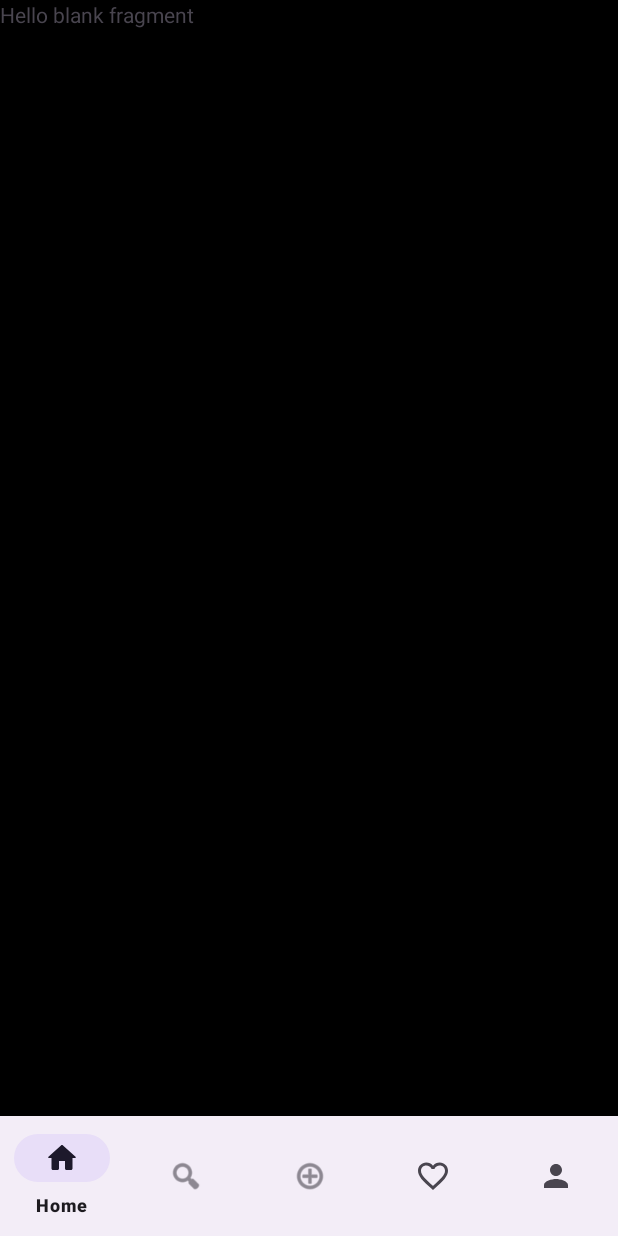
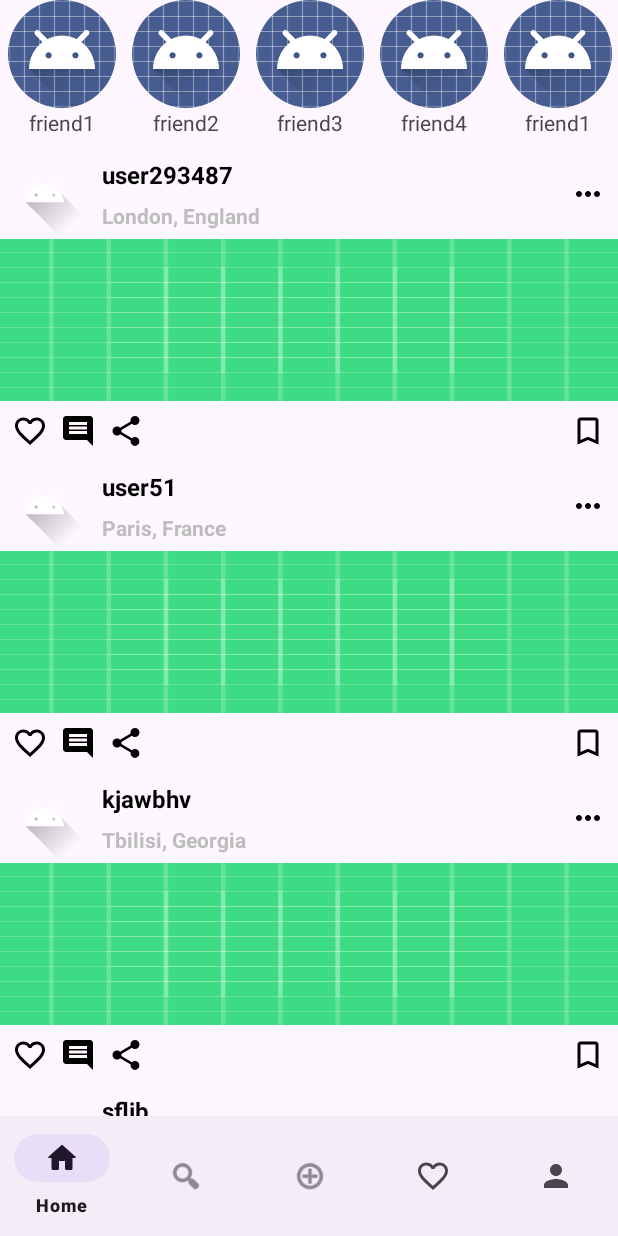
Before and after one commit to MikheilKhetsuriani19/mikheilis_aplikacia, an Android app: the screen it shows after launch (MainActivity), on a phone screen of 412 x 824 dp. Run offline under Robolectric (Android 15) with nearby library versions, the phone set to English and light mode, and no system bars; Roboto replaces fonts that are not available here.

Commit message:
homePostsFragment added with 2 recyclerViews (stories, posts)

```diff
--- a/app/src/main/java/com/example/mobileapplication11/profile/adapters/HighlightsAdapter.kt
+++ b/app/src/main/java/com/example/mobileapplication11/adapters/HighlightsAdapter.kt
@@ -1,4 +1,4 @@
-package com.example.mobileapplication11.profile.adapters
+package com.example.mobileapplication11.adapters
 
 import android.view.LayoutInflater
 import android.view.View
@@ -8,6 +8,7 @@ import androidx.recyclerview.widget.ListAdapter
 import androidx.recyclerview.widget.RecyclerView
 import com.example.mobileapplication11.R
 import com.example.mobileapplication11.databinding.ItemStoryBinding
+import com.example.mobileapplication11.models.Highlights
 
 class HighlightsAdapter : ListAdapter<Highlights, HighlightsAdapter.Holder>(Comparator()) {
 
--- /dev/null
+++ b/app/src/main/java/com/example/mobileapplication11/adapters/PostsAdapter.kt
@@ -0,0 +1,42 @@
+package com.example.mobileapplication11.adapters
+
+import android.view.LayoutInflater
+import android.view.View
+import android.view.ViewGroup
+import androidx.recyclerview.widget.DiffUtil
+import androidx.recyclerview.widget.ListAdapter
+import androidx.recyclerview.widget.RecyclerView
+import com.example.mobileapplication11.R
+import com.example.mobileapplication11.databinding.ItemPostBinding
+import com.example.mobileapplication11.models.Post
+
+class PostsAdapter : ListAdapter<Post, PostsAdapter.Holder>(Comparator()) {
+    class Holder(view: View): RecyclerView.ViewHolder(view){
+        val binding = ItemPostBinding.bind(view)
+        fun bind(item: Post) = with(binding){
+            tvUserName.text = item.userName
+            tvLocation.text = item.location
+        }
+    }
+
+    class Comparator: DiffUtil.ItemCallback<Post>(){
+        override fun areItemsTheSame(oldItem: Post, newItem: Post): Boolean {
+            return oldItem == newItem
+        }
+
+        override fun areContentsTheSame(oldItem: Post, newItem: Post): Boolean {
+            return oldItem == newItem
+        }
+
+    }
+
+    override fun onCreateViewHolder(parent: ViewGroup, viewType: Int): Holder {
+        val view = LayoutInflater.from(parent.context)
+            .inflate(R.layout.item_post,parent,false)
+        return Holder(view)
+    }
+
+    override fun onBindViewHolder(holder: Holder, position: Int) {
+        holder.bind(getItem(position))
+    }
+}
--- a/app/src/main/java/com/example/mobileapplication11/profile/adapters/ViewPagerAdapter.kt
+++ b/app/src/main/java/com/example/mobileapplication11/adapters/ViewPagerAdapter.kt
@@ -1,4 +1,4 @@
-package com.example.mobileapplication11.profile.adapters
+package com.example.mobileapplication11.adapters
 
 import androidx.fragment.app.Fragment
 import androidx.fragment.app.FragmentActivity
--- a/app/src/main/java/com/example/mobileapplication11/fragments/MainFragment.kt
+++ b/app/src/main/java/com/example/mobileapplication11/fragments/MainFragment.kt
@@ -9,6 +9,7 @@ import android.widget.Toast
 import com.example.mobileapplication11.R
 import com.example.mobileapplication11.databinding.FragmentMainBinding
 import com.example.mobileapplication11.home.HomeFragment
+import com.example.mobileapplication11.home.homePosts.HomePostsFragment
 import com.example.mobileapplication11.profile.ProfileFragment
 
 class MainFragment : Fragment() {
@@ -25,7 +26,7 @@ class MainFragment : Fragment() {
 
     override fun onViewCreated(view: View, savedInstanceState: Bundle?) {
         super.onViewCreated(view, savedInstanceState)
-        loadFragment(HomeFragment.newInstance())
+        loadFragment(HomePostsFragment.newInstance())
         bottomNavigationListener()
     }
 
@@ -33,7 +34,7 @@ class MainFragment : Fragment() {
         bottomNavigationMenu.setOnItemSelectedListener {
             when(it.itemId){
                 R.id.home -> {
-                    loadFragment(HomeFragment.newInstance())
+                    loadFragment(HomePostsFragment.newInstance())
                     true
                 }
                 R.id.search -> {
--- a/app/src/main/java/com/example/mobileapplication11/home/HomeFragment.kt
+++ b/app/src/main/java/com/example/mobileapplication11/home/HomeFragment.kt
@@ -6,6 +6,7 @@ import android.view.LayoutInflater
 import android.view.View
 import android.view.ViewGroup
 import com.example.mobileapplication11.R
+import com.example.mobileapplication11.home.homePosts.HomePostsFragment
 
 class HomeFragment : Fragment() {
 
@@ -17,6 +18,13 @@ class HomeFragment : Fragment() {
         return inflater.inflate(R.layout.fragment_home, container, false)
     }
 
+    override fun onViewCreated(view: View, savedInstanceState: Bundle?) {
+        super.onViewCreated(view, savedInstanceState)
+//        parentFragmentManager.beginTransaction()
+//            .replace(R.id.homePlaceHolder,HomePostsFragment.newInstance())
+//            .commit()
+    }
+
     companion object {
        @JvmStatic
         fun newInstance() = HomeFragment()
--- /dev/null
+++ b/app/src/main/java/com/example/mobileapplication11/home/homePosts/HomePostsFragment.kt
@@ -0,0 +1,79 @@
+package com.example.mobileapplication11.home.homePosts
+
+import android.os.Bundle
+import androidx.fragment.app.Fragment
+import android.view.LayoutInflater
+import android.view.View
+import android.view.ViewGroup
+import androidx.recyclerview.widget.LinearLayoutManager
+import com.example.mobileapplication11.adapters.HighlightsAdapter
+import com.example.mobileapplication11.adapters.PostsAdapter
+import com.example.mobileapplication11.databinding.FragmentHomePostsBinding
+import com.example.mobileapplication11.models.Highlights
+import com.example.mobileapplication11.models.Post
+
+class HomePostsFragment : Fragment() {
+
+    private lateinit var binding : FragmentHomePostsBinding
+    private lateinit var postsAdapter: PostsAdapter
+    private lateinit var storiesAdapter: HighlightsAdapter
+
+    override fun onCreateView(
+        inflater: LayoutInflater, container: ViewGroup?,
+        savedInstanceState: Bundle?
+    ): View {
+        binding = FragmentHomePostsBinding.inflate(inflater, container,false)
+        return binding.root
+    }
+
+    override fun onViewCreated(view: View, savedInstanceState: Bundle?) {
+        super.onViewCreated(view, savedInstanceState)
+        initPostsRcView()
+        initStoriesRcView()
+    }
+
+    private fun initStoriesRcView() = with(binding){
+        rvStories.layoutManager = LinearLayoutManager(activity, LinearLayoutManager.HORIZONTAL, false)
+        storiesAdapter = HighlightsAdapter()
+        rvStories.adapter = storiesAdapter
+        val list = listOf(
+            Highlights("","friend1"),
+            Highlights("","friend2"),
+            Highlights("","friend3"),
+            Highlights("","friend4"),
+            Highlights("","friend1"),
+            Highlights("","friend2"),
+            Highlights("","friend3"),
+            Highlights("","friend4"),
+            )
+        storiesAdapter.submitList(list)
+    }
+
+    private fun initPostsRcView() = with(binding){
+        rvHomePosts.layoutManager = LinearLayoutManager(activity)
+        postsAdapter = PostsAdapter()
+        rvHomePosts.adapter = postsAdapter
+
+        val list = listOf(
+            Post("","user293487", "London, England",""),
+            Post("","user51", "Paris, France",""),
+            Post("","kjawbhv", "Tbilisi, Georgia",""),
+            Post("","sfljb", "London, England",""),
+            Post("","user293487", "London, England",""),
+            Post("","user51", "Paris, France",""),
+            Post("","kjawbhv", "Tbilisi, Georgia",""),
+            Post("","sfljb", "London, England",""),
+            Post("","user293487", "London, England",""),
+            Post("","user51", "Paris, France",""),
+            Post("","kjawbhv", "Tbilisi, Georgia",""),
+            Post("","sfljb", "London, England",""),
+        )
+
+        postsAdapter.submitList(list)
+    }
+
+    companion object {
+        @JvmStatic
+        fun newInstance() = HomePostsFragment()
+    }
+}
--- a/app/src/main/java/com/example/mobileapplication11/profile/adapters/Highlights.kt
+++ b/app/src/main/java/com/example/mobileapplication11/models/Highlights.kt
@@ -1,4 +1,4 @@
-package com.example.mobileapplication11.profile.adapters
+package com.example.mobileapplication11.models
 
 data class Highlights(
     val storyImage : String,
--- /dev/null
+++ b/app/src/main/java/com/example/mobileapplication11/models/Post.kt
@@ -0,0 +1,8 @@
+package com.example.mobileapplication11.models
+
+data class Post(
+    val userAvatar : String,
+    val userName: String,
+    val location: String,
+    val postItem: String
+)
--- /dev/null
+++ b/app/src/main/res/drawable/ic_comment.xml
@@ -0,0 +1,5 @@
+<vector xmlns:android="http://schemas.android.com/apk/res/android" android:autoMirrored="true" android:height="24dp" android:tint="#000000" android:viewportHeight="24" android:viewportWidth="24" android:width="24dp">
+
+    <path android:fillColor="@android:color/white" android:pathData="M21.99,4c0,-1.1 -0.89,-2 -1.99,-2L4,2c-1.1,0 -2,0.9 -2,2v12c0,1.1 0.9,2 2,2h14l4,4 -0.01,-18zM18,14L6,14v-2h12v2zM18,11L6,11L6,9h12v2zM18,8L6,8L6,6h12v2z"/>
+
+</vector>
--- a/app/src/main/res/drawable/ic_more.xml
+++ b/app/src/main/res/drawable/ic_more.xml
@@ -1,5 +1,5 @@
-<vector android:height="24dp" android:tint="#FFFFFF"
-    android:viewportHeight="24" android:viewportWidth="24"
-    android:width="24dp" xmlns:android="http://schemas.android.com/apk/res/android">
-    <path android:fillColor="@android:color/white" android:pathData="M8.71,11.71l2.59,2.59c0.39,0.39 1.02,0.39 1.41,0l2.59,-2.59c0.63,-0.63 0.18,-1.71 -0.71,-1.71H9.41c-0.89,0 -1.33,1.08 -0.7,1.71z"/>
+<vector xmlns:android="http://schemas.android.com/apk/res/android" android:height="24dp" android:tint="#000000" android:viewportHeight="24" android:viewportWidth="24" android:width="24dp">
+
+    <path android:fillColor="@android:color/white" android:pathData="M6,10c-1.1,0 -2,0.9 -2,2s0.9,2 2,2 2,-0.9 2,-2 -0.9,-2 -2,-2zM18,10c-1.1,0 -2,0.9 -2,2s0.9,2 2,2 2,-0.9 2,-2 -0.9,-2 -2,-2zM12,10c-1.1,0 -2,0.9 -2,2s0.9,2 2,2 2,-0.9 2,-2 -0.9,-2 -2,-2z"/>
+
 </vector>
--- a/app/src/main/res/drawable/ic_notifications.xml
+++ b/app/src/main/res/drawable/ic_notifications.xml
@@ -1,4 +1,4 @@
-<vector android:height="24dp" android:tint="#FFFFFF"
+<vector android:height="24dp" android:tint="#000000"
     android:viewportHeight="24" android:viewportWidth="24"
     android:width="24dp" xmlns:android="http://schemas.android.com/apk/res/android">
     <path android:fillColor="@android:color/white" android:pathData="M16.5,3c-1.74,0 -3.41,0.81 -4.5,2.09C10.91,3.81 9.24,3 7.5,3 4.42,3 2,5.42 2,8.5c0,3.78 3.4,6.86 8.55,11.54L12,21.35l1.45,-1.32C18.6,15.36 22,12.28 22,8.5 22,5.42 19.58,3 16.5,3zM12.1,18.55l-0.1,0.1 -0.1,-0.1C7.14,14.24 4,11.39 4,8.5 4,6.5 5.5,5 7.5,5c1.54,0 3.04,0.99 3.57,2.36h1.87C13.46,5.99 14.96,5 16.5,5c2,0 3.5,1.5 3.5,3.5 0,2.89 -3.14,5.74 -7.9,10.05z"/>
--- /dev/null
+++ b/app/src/main/res/drawable/ic_save.xml
@@ -0,0 +1,5 @@
+<vector xmlns:android="http://schemas.android.com/apk/res/android" android:height="24dp" android:tint="#000000" android:viewportHeight="24" android:viewportWidth="24" android:width="24dp">
+
+    <path android:fillColor="@android:color/white" android:pathData="M17,3L7,3c-1.1,0 -1.99,0.9 -1.99,2L5,21l7,-3 7,3L19,5c0,-1.1 -0.9,-2 -2,-2zM17,18l-5,-2.18L7,18L7,5h10v13z"/>
+
+</vector>
--- /dev/null
+++ b/app/src/main/res/drawable/ic_share.xml
@@ -0,0 +1,5 @@
+<vector xmlns:android="http://schemas.android.com/apk/res/android" android:height="24dp" android:tint="#000000" android:viewportHeight="24" android:viewportWidth="24" android:width="24dp">
+
+    <path android:fillColor="@android:color/white" android:pathData="M18,16.08c-0.76,0 -1.44,0.3 -1.96,0.77L8.91,12.7c0.05,-0.23 0.09,-0.46 0.09,-0.7s-0.04,-0.47 -0.09,-0.7l7.05,-4.11c0.54,0.5 1.25,0.81 2.04,0.81 1.66,0 3,-1.34 3,-3s-1.34,-3 -3,-3 -3,1.34 -3,3c0,0.24 0.04,0.47 0.09,0.7L8.04,9.81C7.5,9.31 6.79,9 6,9c-1.66,0 -3,1.34 -3,3s1.34,3 3,3c0.79,0 1.5,-0.31 2.04,-0.81l7.12,4.16c-0.05,0.21 -0.08,0.43 -0.08,0.65 0,1.61 1.31,2.92 2.92,2.92 1.61,0 2.92,-1.31 2.92,-2.92s-1.31,-2.92 -2.92,-2.92z"/>
+
+</vector>
--- a/app/src/main/res/layout/fragment_home.xml
+++ b/app/src/main/res/layout/fragment_home.xml
@@ -4,12 +4,7 @@
     android:layout_width="match_parent"
     android:layout_height="match_parent"
     tools:context=".home.HomeFragment"
-    android:background="@color/black">
+    android:id="@+id/homePlaceHolder">
 
-    <!-- TODO: Update blank fragment layout -->
-    <TextView
-        android:layout_width="match_parent"
-        android:layout_height="match_parent"
-        android:text="@string/hello_blank_fragment" />
 
 </FrameLayout>
--- /dev/null
+++ b/app/src/main/res/layout/fragment_home_posts.xml
@@ -0,0 +1,32 @@
+<?xml version="1.0" encoding="utf-8"?>
+<androidx.constraintlayout.widget.ConstraintLayout xmlns:android="http://schemas.android.com/apk/res/android"
+    xmlns:tools="http://schemas.android.com/tools"
+    android:layout_width="match_parent"
+    android:layout_height="match_parent"
+    xmlns:app="http://schemas.android.com/apk/res-auto"
+    tools:context=".home.homePosts.HomePostsFragment">
+
+    <androidx.recyclerview.widget.RecyclerView
+        android:id="@+id/rvStories"
+        android:layout_width="match_parent"
+        android:layout_height="wrap_content"
+        tools:listitem="@layout/item_story"
+        tools:itemCount="1"
+
+        app:layout_constraintTop_toTopOf="parent"
+        app:layout_constraintStart_toStartOf="parent"
+        app:layout_constraintEnd_toEndOf="parent"/>
+
+    <androidx.recyclerview.widget.RecyclerView
+        android:id="@+id/rvHomePosts"
+        android:layout_width="match_parent"
+        android:layout_height="0dp"
+
+        tools:listitem="@layout/item_post"
+        app:layout_constraintTop_toBottomOf="@+id/rvStories"
+        app:layout_constraintStart_toStartOf="parent"
+        app:layout_constraintEnd_toEndOf="parent"
+        app:layout_constraintBottom_toBottomOf="parent"/>
+
+
+</androidx.constraintlayout.widget.ConstraintLayout>
--- /dev/null
+++ b/app/src/main/res/layout/item_post.xml
@@ -0,0 +1,106 @@
+<?xml version="1.0" encoding="utf-8"?>
+<androidx.constraintlayout.widget.ConstraintLayout xmlns:android="http://schemas.android.com/apk/res/android"
+    xmlns:app="http://schemas.android.com/apk/res-auto"
+    xmlns:tools="http://schemas.android.com/tools"
+    android:layout_width="match_parent"
+    android:layout_height="wrap_content"
+    android:paddingTop="8dp">
+
+    <com.google.android.material.imageview.ShapeableImageView
+        android:id="@+id/ivPostUserAvatar"
+        android:layout_width="60dp"
+        android:layout_height="60dp"
+        android:src="@drawable/ic_launcher_foreground"
+        app:layout_constraintStart_toStartOf="parent"
+        app:layout_constraintTop_toTopOf="parent"
+        app:shapeAppearanceOverlay="@style/circleImageView" />
+
+    <TextView
+        android:id="@+id/tvUserName"
+        android:layout_width="wrap_content"
+        android:layout_height="wrap_content"
+        android:layout_marginStart="8dp"
+        android:text="user12987356"
+        android:textColor="@color/black"
+        android:textSize="16sp"
+        android:textStyle="bold"
+        app:layout_constraintBottom_toTopOf="@+id/tvLocation"
+        app:layout_constraintStart_toEndOf="@+id/ivPostUserAvatar"
+        app:layout_constraintTop_toTopOf="@+id/ivPostUserAvatar" />
+
+    <TextView
+        android:id="@+id/tvLocation"
+        android:layout_width="wrap_content"
+        android:layout_height="wrap_content"
+        android:text="Tbilisi, Georgia"
+        android:textColor="#BDBDBD"
+        android:textStyle="bold"
+        app:layout_constraintBottom_toBottomOf="@+id/ivPostUserAvatar"
+        app:layout_constraintStart_toStartOf="@+id/tvUserName"
+        app:layout_constraintTop_toBottomOf="@+id/tvUserName" />
+
+    <ImageButton
+        android:id="@+id/ibMore"
+        android:layout_width="wrap_content"
+        android:layout_height="wrap_content"
+        android:layout_marginEnd="8dp"
+        android:background="@null"
+        app:layout_constraintBottom_toBottomOf="@+id/ivPostUserAvatar"
+        app:layout_constraintEnd_toEndOf="parent"
+        app:layout_constraintTop_toTopOf="@+id/ivPostUserAvatar"
+        app:srcCompat="@drawable/ic_more" />
+
+    <ImageView
+        android:id="@+id/ivPost"
+        android:layout_width="0dp"
+        android:layout_height="wrap_content"
+        android:scaleType="fitXY"
+        app:layout_constraintEnd_toEndOf="parent"
+        app:layout_constraintStart_toStartOf="parent"
+        app:layout_constraintTop_toBottomOf="@+id/ivPostUserAvatar"
+        android:src="@drawable/ic_launcher_background" />
+
+    <ImageButton
+        android:id="@+id/ibLike"
+        android:layout_width="wrap_content"
+        android:layout_height="wrap_content"
+        android:layout_marginStart="8dp"
+        android:layout_marginTop="8dp"
+        android:background="@null"
+        app:layout_constraintStart_toStartOf="parent"
+        app:layout_constraintTop_toBottomOf="@+id/ivPost"
+        app:srcCompat="@drawable/ic_notifications" />
+
+    <ImageButton
+        android:id="@+id/ibComment"
+        android:layout_width="wrap_content"
+        android:layout_height="wrap_content"
+        android:layout_marginStart="8dp"
+        android:background="@null"
+        app:layout_constraintBottom_toBottomOf="@+id/ibLike"
+        app:layout_constraintStart_toEndOf="@+id/ibLike"
+        app:layout_constraintTop_toTopOf="@+id/ibLike"
+        app:srcCompat="@drawable/ic_comment" />
+
+    <ImageButton
+        android:id="@+id/ibShare"
+        android:layout_width="wrap_content"
+        android:layout_height="wrap_content"
+        android:layout_marginStart="8dp"
+        android:background="@null"
+        app:layout_constraintBottom_toBottomOf="@+id/ibComment"
+        app:layout_constraintStart_toEndOf="@+id/ibComment"
+        app:layout_constraintTop_toTopOf="@+id/ibComment"
+        app:srcCompat="@drawable/ic_share" />
+
+    <ImageButton
+        android:id="@+id/ibSave"
+        android:layout_width="wrap_content"
+        android:layout_height="wrap_content"
+        android:layout_marginEnd="8dp"
+        android:background="@null"
+        app:layout_constraintBottom_toBottomOf="@+id/ibShare"
+        app:layout_constraintEnd_toEndOf="parent"
+        app:layout_constraintTop_toTopOf="@+id/ibShare"
+        app:srcCompat="@drawable/ic_save" />
+</androidx.constraintlayout.widget.ConstraintLayout>
```
Also changed, not shown: app/src/main/java/com/example/mobileapplication11/profile/ProfileFragment.kt (+4 -7 lines).
